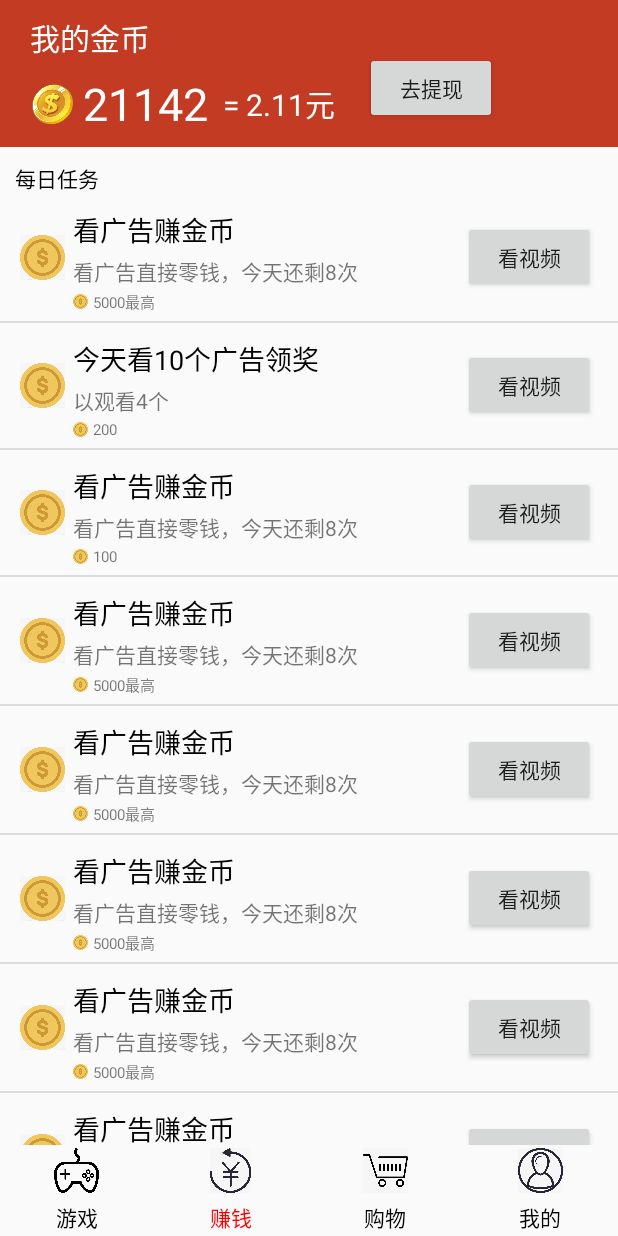
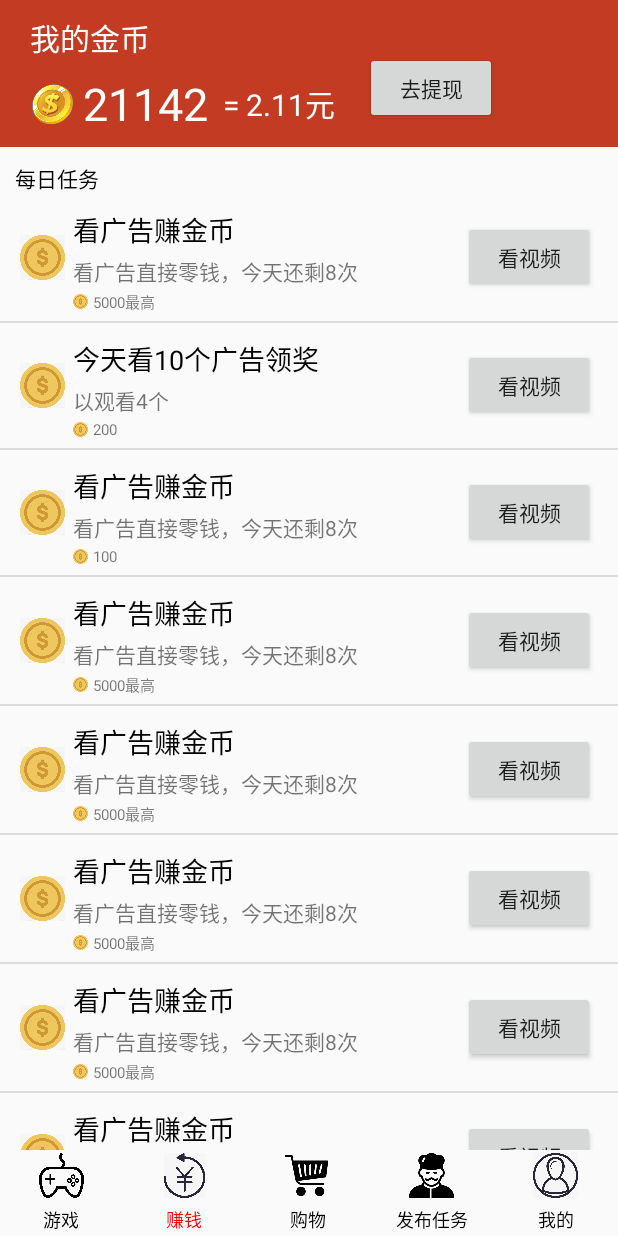
Before and after one commit to zhaopeng86/jubaopen, an Android app: the screen it shows after launch (MakeMoneyActivity), after a tap on "赚钱", on a phone screen of 412 x 824 dp. Run offline under Robolectric (Android 15) with nearby library versions, the light colour scheme and no system bars; libraries missing offline, so code that uses them is left out: com.hjq.toast, com.huawei.hms.

Commit message:
add pay sence2

```diff
--- a/example/src/main/java/com/easyads/info/makemoney/MakeMoneyActivity.java
+++ b/example/src/main/java/com/easyads/info/makemoney/MakeMoneyActivity.java
@@ -130,17 +130,25 @@ public class MakeMoneyActivity extends BaseActivity implements View.OnClickListe
         TextView textView3 = findViewById(R.id.ll_include3).findViewById(R.id.textView5);
         textView3.setText("购物");
         ImageView imageView3= findViewById(R.id.ll_include3).findViewById(R.id.imageView2);
-        imageView3.setImageResource(R.drawable.gouwun);
+        imageView3.setImageResource(R.drawable.gw);
 
         TextView textView4 = findViewById(R.id.ll_include4).findViewById(R.id.textView5);
-        textView4.setText("我的");
+        textView4.setText("发布任务");
         ImageView imageView4= findViewById(R.id.ll_include4).findViewById(R.id.imageView2);
-        imageView4.setImageResource(R.drawable.mynew);
+        imageView4.setImageResource(R.drawable.sendtask);
+
+
+        TextView textView5 = findViewById(R.id.ll_include5).findViewById(R.id.textView5);
+        textView5.setText("我的");
+        ImageView imageView5= findViewById(R.id.ll_include5).findViewById(R.id.imageView2);
+        imageView5.setImageResource(R.drawable.mynew);
 
         findViewById(R.id.ll_include).setOnClickListener(this);
         findViewById(R.id.ll_include2).setOnClickListener(this);
         findViewById(R.id.ll_include3).setOnClickListener(this);
         findViewById(R.id.ll_include4).setOnClickListener(this);
+        findViewById(R.id.ll_include5).setOnClickListener(this);
+
     }
     public void initViewPage(){
         viewPager=findViewById(R.id.viewpage);
@@ -148,6 +156,7 @@ public class MakeMoneyActivity extends BaseActivity implements View.OnClickListe
         list.add(getLayoutInflater().inflate(R.layout.mingame,null));
         list.add(getLayoutInflater().inflate(R.layout.advideo,null));
         list.add(getLayoutInflater().inflate(R.layout.payment,null));
+        list.add(getLayoutInflater().inflate(R.layout.tasklayout,null));
         list.add(getLayoutInflater().inflate(R.layout.setting,null));
         MoneyPageAdapter moneyPageAdapter=new MoneyPageAdapter(list);
         viewPager.setAdapter(moneyPageAdapter);
@@ -191,6 +200,12 @@ public class MakeMoneyActivity extends BaseActivity implements View.OnClickListe
                         TextView textView4 = findViewById(R.id.ll_include4).findViewById(R.id.textView5);
                         textView4.setTextColor(Color.RED);
                         break;
+                    case 4:
+                        resertColor(R.id.ll_include5);
+                        TextView textView5 = findViewById(R.id.ll_include5).findViewById(R.id.textView5);
+                        textView5.setTextColor(Color.RED);
+                        break;
+
 
                 }
 
@@ -217,6 +232,9 @@ public class MakeMoneyActivity extends BaseActivity implements View.OnClickListe
             case R.id.ll_include4:
                 viewPager.setCurrentItem(3);
                 break;
+            case R.id.ll_include5:
+                viewPager.setCurrentItem(4);
+                break;
         }
     }
 
@@ -238,6 +256,11 @@ public class MakeMoneyActivity extends BaseActivity implements View.OnClickListe
         if (id!=R.id.ll_include4) {
             TextView textView4 = findViewById(R.id.ll_include4).findViewById(R.id.textView5);
             textView4.setTextColor(Color.BLACK);
+        }
+
+        if (id!=R.id.ll_include5) {
+            TextView textView5 = findViewById(R.id.ll_include5).findViewById(R.id.textView5);
+            textView5.setTextColor(Color.BLACK);
         }
     }
     @Override
--- a/example/src/main/res/layout/gameitem.xml
+++ b/example/src/main/res/layout/gameitem.xml
@@ -33,7 +33,6 @@
 
     </LinearLayout>
 
-
     <TextView
         android:layout_width="wrap_content"
         android:layout_height="wrap_content"
--- a/example/src/main/res/layout/makemoney.xml
+++ b/example/src/main/res/layout/makemoney.xml
@@ -28,5 +28,6 @@
         <include android:id="@+id/ll_include2" layout="@layout/tablayout"/>
         <include android:id="@+id/ll_include3" layout="@layout/tablayout"/>
         <include android:id="@+id/ll_include4" layout="@layout/tablayout"/>
+        <include android:id="@+id/ll_include5" layout="@layout/tablayout"/>
     </LinearLayout>
 </RelativeLayout>
--- a/example/src/main/res/layout/tablayout.xml
+++ b/example/src/main/res/layout/tablayout.xml
@@ -20,6 +20,7 @@
         android:layout_width="match_parent"
         android:layout_height="wrap_content"
         android:gravity="center"
+        android:textSize="12sp"
         android:layout_marginTop="5dp"
         android:text="游戏" />
 </LinearLayout>
--- /dev/null
+++ b/example/src/main/res/layout/tasklayout.xml
@@ -0,0 +1,6 @@
+<?xml version="1.0" encoding="utf-8"?>
+<LinearLayout xmlns:android="http://schemas.android.com/apk/res/android"
+    android:layout_width="match_parent"
+    android:layout_height="match_parent">
+
+</LinearLayout>
```
Also changed, not shown: example/src/main/res/drawable/gw.png (added), example/src/main/res/drawable/sendtask.png (added).
